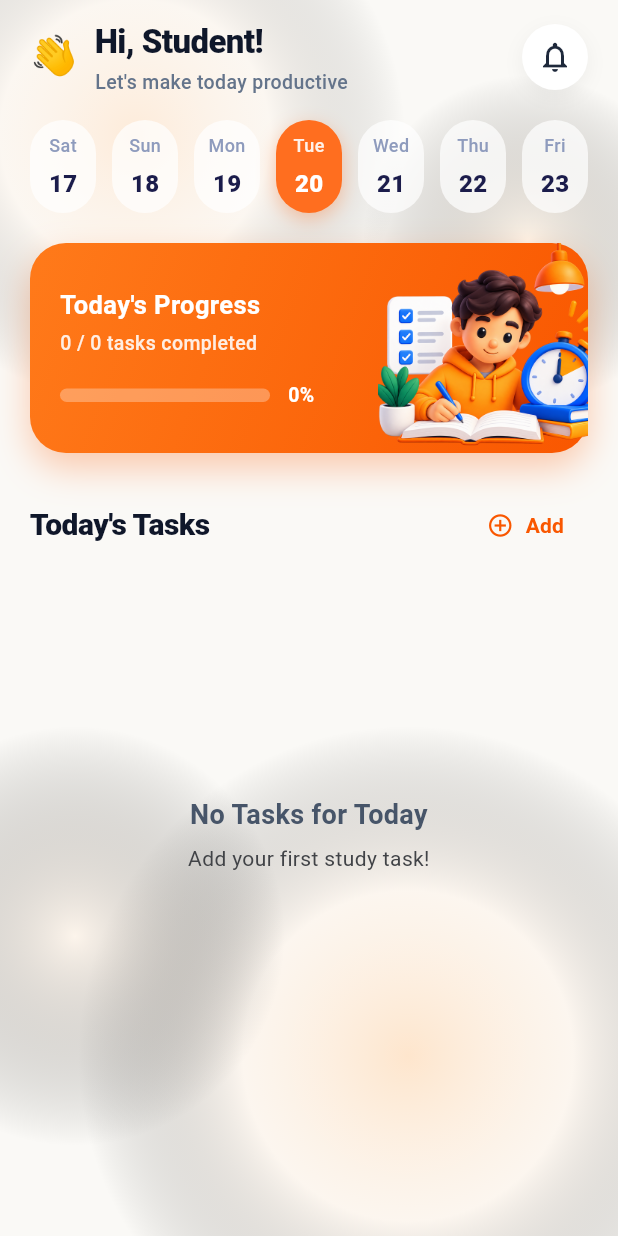
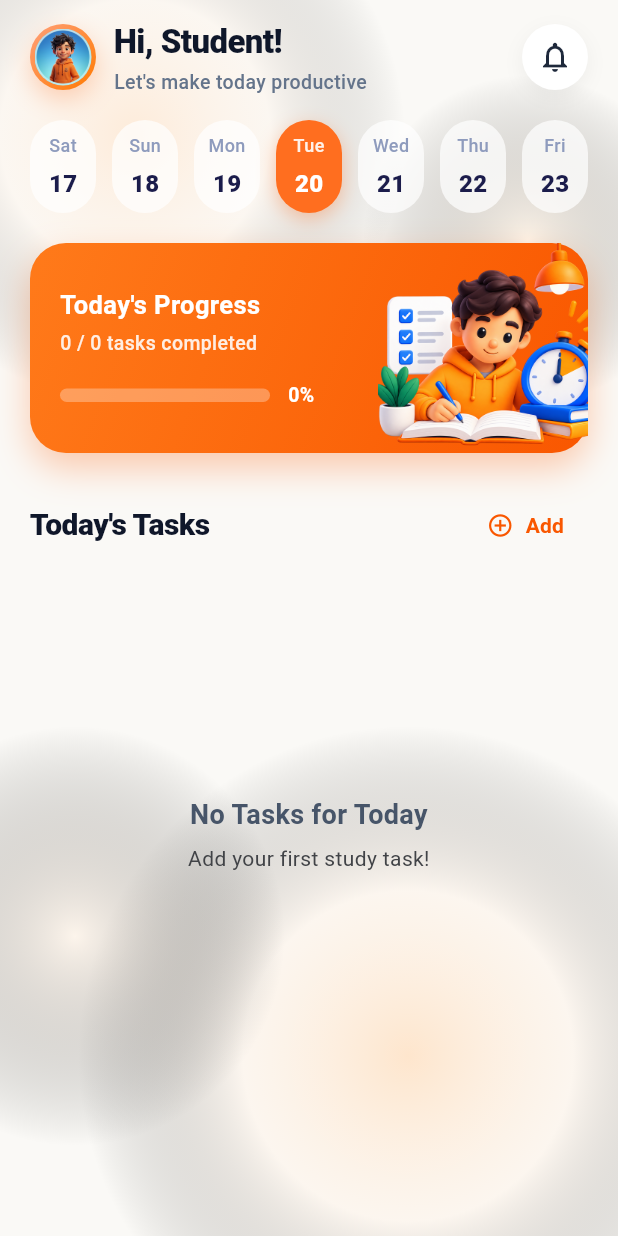
Before and after one commit to abinjoyal/Study-Planner, a Flutter app: the HomePage screen opened directly, on a phone screen of 412 x 824 dp. Run offline on Flutter 3.47's test engine with Material 3 defaults, Android fonts, the phone set to English and light mode, and no system bars; our stand-ins replace dio, flutter_dotenv, flutter_local_notifications, flutter_riverpod, internet_connection_checker_plus, shared_preferences and 1 more; accounts and stored records are empty.

Commit message:
feat: add HomePage and HomeHeader widgets for the home feature

```diff
--- a/lib/features/home/presentation/widgets/home_header.dart
+++ b/lib/features/home/presentation/widgets/home_header.dart
@@ -1,16 +1,21 @@
 import 'package:flutter/material.dart';
+import '../../../profile/presentation/widgets/profile_avatar.dart';
 import 'notification_button.dart';
 
 class HomeHeader extends StatelessWidget {
   final String studentName;
+  final String? avatarUrl;
   final bool hasNotification;
   final VoidCallback onNotificationTap;
+  final VoidCallback? onAvatarTap;
 
   const HomeHeader({
     super.key,
     required this.studentName,
+    this.avatarUrl,
     required this.hasNotification,
     required this.onNotificationTap,
+    this.onAvatarTap,
   });
 
   @override
@@ -21,11 +26,13 @@ class HomeHeader extends StatelessWidget {
       children: [
         Row(
           children: [
-            const Text(
-              '👋 ',
-              style: TextStyle(fontSize: 26),
+            ProfileAvatar(
+              avatarUrl: avatarUrl ?? 'assets/images/avatar_1.png',
+              radius: 22,
+              showCameraBadge: false,
+              onTap: onAvatarTap,
             ),
-            const SizedBox(width: 4),
+            const SizedBox(width: 12),
             Column(
               crossAxisAlignment: CrossAxisAlignment.start,
               children: [
```
